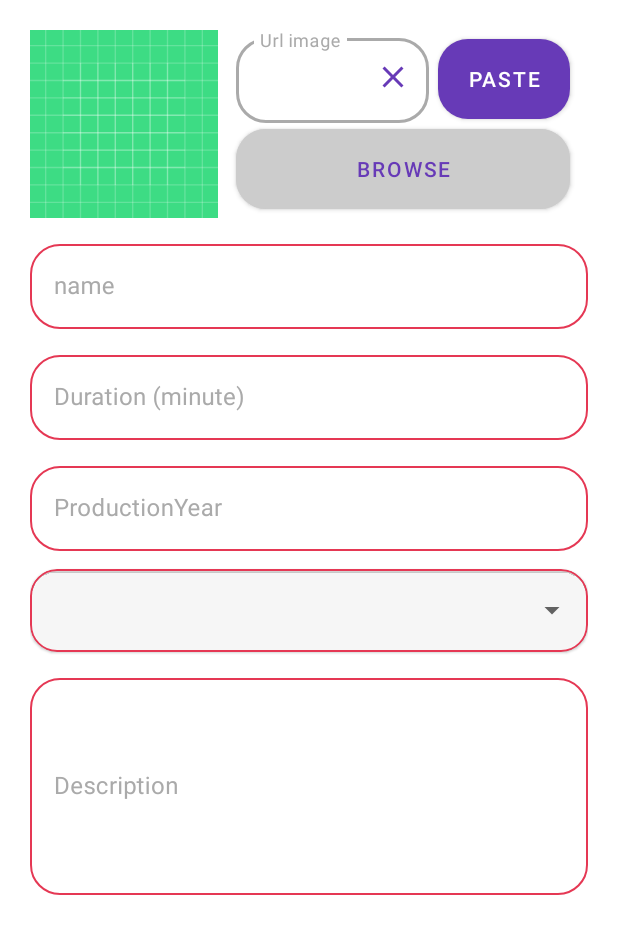
After one commit to LD-Tien/LearnAndroid, an Android app: the AddMovieActivity screen opened directly, with no data from a screen before it, on a phone screen of 412 x 824 dp. The commit adds this screen. Shown: the top 934 px of the screen. Run offline under Robolectric (Android 15) with nearby library versions, the phone set to English and light mode, and no system bars.

Commit message:
Up code giao diện add movie

```diff
--- a/MovieListCRUD/app/src/main/AndroidManifest.xml
+++ b/MovieListCRUD/app/src/main/AndroidManifest.xml
@@ -14,7 +14,7 @@
         android:theme="@style/Theme.MovieListCRUD"
         tools:targetApi="31">
         <activity
-            android:name=".ui.MovieDetailsActivity"
+            android:name=".ui.AddMovieActivity"
             android:exported="false" />
         <activity
             android:name=".ui.MovieDetailsActivity"
--- /dev/null
+++ b/MovieListCRUD/app/src/main/java/com/ldt/movielistcrud/model/Category.java
@@ -0,0 +1,20 @@
+package com.ldt.movielistcrud.model;
+
+public class Category {
+    private String name;
+
+    public Category(String name) {
+        this.name = name;
+    }
+
+    public Category() {
+    }
+
+    public String getName() {
+        return name;
+    }
+
+    public void setName(String name) {
+        this.name = name;
+    }
+}
--- /dev/null
+++ b/MovieListCRUD/app/src/main/java/com/ldt/movielistcrud/ui/AddMovieActivity.java
@@ -0,0 +1,16 @@
+package com.ldt.movielistcrud.ui;
+
+import androidx.appcompat.app.AppCompatActivity;
+
+import android.os.Bundle;
+
+import com.ldt.movielistcrud.R;
+
+public class AddMovieActivity extends AppCompatActivity {
+
+    @Override
+    protected void onCreate(Bundle savedInstanceState) {
+        super.onCreate(savedInstanceState);
+        setContentView(R.layout.activity_add_movie);
+    }
+}
--- a/MovieListCRUD/app/src/main/java/com/ldt/movielistcrud/ui/MovieListFragment.java
+++ b/MovieListCRUD/app/src/main/java/com/ldt/movielistcrud/ui/MovieListFragment.java
@@ -14,8 +14,10 @@ import android.util.Log;
 import android.view.LayoutInflater;
 import android.view.View;
 import android.view.ViewGroup;
+import android.widget.Button;
 import android.widget.Toast;
 
+import com.google.android.material.floatingactionbutton.FloatingActionButton;
 import com.google.firebase.database.ChildEventListener;
 import com.google.firebase.database.DataSnapshot;
 import com.google.firebase.database.DatabaseError;
@@ -34,10 +36,12 @@ import java.util.List;
  * create an instance of this fragment.
  */
 public class MovieListFragment extends Fragment implements MovieRecyclerAdapter.OnMovieListener{
+    private View view;
     private List<Movie> movieList;
     private RecyclerView rcvMovie;
     private MovieRecyclerAdapter movieRecyclerAdapter;
     private DatabaseReference myData = FirebaseDatabase.getInstance().getReference();
+    private FloatingActionButton btnAdd;
 
 
     // TODO: Rename parameter arguments, choose names that match
@@ -94,22 +98,26 @@ public class MovieListFragment extends Fragment implements MovieRecyclerAdapter.
 //        }
 //        movieList = movieDao.getMovies();
 
-
-
         // Inflate the layout for this fragment
-        View view =  inflater.inflate(R.layout.fragment_movie_list, container, false);
-
+        view =  inflater.inflate(R.layout.fragment_movie_list, container, false);
+        anhXa();
 
         movieList = new ArrayList<>();
-
         movieList = getMovies();
-        rcvMovie = view.findViewById(R.id.rcvMovie);
         movieRecyclerAdapter = new MovieRecyclerAdapter(getActivity(), this);
         movieRecyclerAdapter.setData(movieList);
         LinearLayoutManager linearLayoutManager = new LinearLayoutManager(getActivity(), RecyclerView.VERTICAL, false);
         rcvMovie.setLayoutManager(linearLayoutManager);
         rcvMovie.setAdapter(movieRecyclerAdapter);
         rcvMovie.setItemAnimator(new DefaultItemAnimator());
+
+        btnAdd.setOnClickListener(new View.OnClickListener() {
+            @Override
+            public void onClick(View view) {
+                Intent intent = new Intent(getActivity(), AddMovieActivity.class);
+                startActivity(intent);
+            }
+        });
 
         return view;
     }
@@ -156,6 +164,11 @@ public class MovieListFragment extends Fragment implements MovieRecyclerAdapter.
         return movieList;
     }
 
+    private void anhXa() {
+        rcvMovie = view.findViewById(R.id.rcvMovie);
+        btnAdd = view.findViewById(R.id.btnAdd);
+    }
+
     @Override
     public void onMovieClick(int position) {
         Movie movie = movieList.get(position);
--- /dev/null
+++ b/MovieListCRUD/app/src/main/res/drawable/ic_baseline_add_24.xml
@@ -0,0 +1,5 @@
+<vector android:height="24dp" android:tint="@color/white"
+    android:viewportHeight="24" android:viewportWidth="24"
+    android:width="24dp" xmlns:android="http://schemas.android.com/apk/res/android">
+    <path android:fillColor="@android:color/white" android:pathData="M19,13h-6v6h-2v-6H5v-2h6V5h2v6h6v2z"/>
+</vector>
--- /dev/null
+++ b/MovieListCRUD/app/src/main/res/drawable/ic_baseline_close_24.xml
@@ -0,0 +1,5 @@
+<vector android:height="24dp" android:tint="#000000"
+    android:viewportHeight="24" android:viewportWidth="24"
+    android:width="24dp" xmlns:android="http://schemas.android.com/apk/res/android">
+    <path android:fillColor="@android:color/white" android:pathData="M19,6.41L17.59,5 12,10.59 6.41,5 5,6.41 10.59,12 5,17.59 6.41,19 12,13.41 17.59,19 19,17.59 13.41,12z"/>
+</vector>
--- /dev/null
+++ b/MovieListCRUD/app/src/main/res/layout/activity_add_movie.xml
@@ -0,0 +1,239 @@
+<?xml version="1.0" encoding="utf-8"?>
+<androidx.constraintlayout.widget.ConstraintLayout xmlns:android="http://schemas.android.com/apk/res/android"
+    xmlns:app="http://schemas.android.com/apk/res-auto"
+    xmlns:tools="http://schemas.android.com/tools"
+    android:layout_width="match_parent"
+    android:layout_height="match_parent"
+    tools:context=".ui.AddMovieActivity"
+    android:padding="20dp">
+
+    <LinearLayout
+        android:layout_width="match_parent"
+        android:layout_height="wrap_content"
+        app:layout_constraintEnd_toEndOf="parent"
+        app:layout_constraintStart_toStartOf="parent"
+        app:layout_constraintTop_toTopOf="parent"
+        android:orientation="vertical"
+        android:divider="@drawable/empty_tall_divider"
+        android:showDividers="middle">
+
+        <androidx.constraintlayout.widget.ConstraintLayout
+            android:layout_width="match_parent"
+            android:layout_height="wrap_content">
+
+            <ImageView
+                android:id="@+id/imageView"
+                android:layout_width="125dp"
+                android:layout_height="125dp"
+                android:src="@drawable/ic_launcher_background"
+                app:layout_constraintStart_toStartOf="parent"
+                app:layout_constraintTop_toTopOf="parent" />
+
+            <com.google.android.material.textfield.TextInputLayout
+                android:id="@+id/textInputLayout2"
+                style="@style/Widget.MaterialComponents.TextInputLayout.OutlinedBox"
+                android:layout_width="0dp"
+                android:layout_height="wrap_content"
+                android:layout_marginLeft="12dp"
+                android:layout_marginRight="6dp"
+                android:hint="Url image"
+                android:textColorHint="@color/gray_light"
+                app:boxCornerRadiusBottomEnd="20dp"
+                app:boxCornerRadiusBottomStart="20dp"
+                app:boxCornerRadiusTopEnd="20dp"
+                app:boxCornerRadiusTopStart="20dp"
+                app:boxStrokeColor="@color/gray_light"
+                app:hintTextColor="@color/gray_light"
+                app:layout_constraintEnd_toStartOf="@+id/btnPaste"
+                app:layout_constraintStart_toEndOf="@+id/imageView"
+                app:layout_constraintTop_toTopOf="parent">
+
+                <com.google.android.material.textfield.TextInputEditText
+                    android:id="@+id/edtUrl"
+                    android:layout_width="match_parent"
+                    android:layout_height="wrap_content"
+                    android:textColor="@color/light" />
+            </com.google.android.material.textfield.TextInputLayout>
+
+            <ImageButton
+                android:layout_width="wrap_content"
+                android:layout_height="wrap_content"
+                android:background="#00FFFFFF"
+                android:src="@drawable/ic_baseline_close_24"
+                app:layout_constraintBottom_toBottomOf="@+id/textInputLayout2"
+                app:layout_constraintEnd_toEndOf="@+id/textInputLayout2"
+                app:layout_constraintTop_toTopOf="@+id/textInputLayout2"
+                android:layout_marginRight="12dp"
+                app:tint="@color/colorPrimary" />
+
+            <com.google.android.material.button.MaterialButton
+                android:id="@+id/btnPaste"
+                android:layout_width="0dp"
+                android:layout_height="65dp"
+                android:layout_marginLeft="6dp"
+                android:layout_marginRight="12dp"
+                android:text="Paste"
+                android:textColor="@color/white"
+                app:cornerRadius="20dp"
+                app:layout_constraintEnd_toEndOf="parent"
+                app:layout_constraintTop_toTopOf="parent" />
+
+            <com.google.android.material.button.MaterialButton
+                android:id="@+id/btnBrowse"
+                android:layout_width="0dp"
+                android:layout_height="65dp"
+                android:layout_marginLeft="12dp"
+                android:layout_marginRight="12dp"
+                android:backgroundTint="@color/light"
+                android:text="Browse"
+                android:textColor="@color/colorPrimary"
+                app:cornerRadius="20dp"
+                app:layout_constraintBottom_toBottomOf="parent"
+                app:layout_constraintEnd_toEndOf="parent"
+                app:layout_constraintStart_toEndOf="@+id/imageView" />
+
+        </androidx.constraintlayout.widget.ConstraintLayout>
+
+        <com.google.android.material.textfield.TextInputLayout
+            style="@style/Widget.MaterialComponents.TextInputLayout.OutlinedBox"
+            android:layout_width="match_parent"
+            android:layout_height="wrap_content"
+            android:hint="name"
+            android:textColorHint="@color/gray_light"
+            app:boxCornerRadiusBottomEnd="20dp"
+            app:boxCornerRadiusBottomStart="20dp"
+            app:boxCornerRadiusTopEnd="20dp"
+            app:boxCornerRadiusTopStart="20dp"
+            app:boxStrokeColor="@color/gray_light"
+            app:hintTextColor="@color/gray_light"
+            app:layout_constraintEnd_toEndOf="parent"
+            app:layout_constraintStart_toStartOf="parent"
+            app:layout_constraintTop_toTopOf="parent">
+
+            <com.google.android.material.textfield.TextInputEditText
+                android:id="@+id/edtName"
+                android:layout_width="match_parent"
+                android:layout_height="wrap_content"
+                android:textColor="@color/light" />
+        </com.google.android.material.textfield.TextInputLayout>
+
+        <com.google.android.material.textfield.TextInputLayout
+            style="@style/Widget.MaterialComponents.TextInputLayout.OutlinedBox"
+            android:layout_width="match_parent"
+            android:layout_height="wrap_content"
+            android:hint="Duration (minute)"
+            android:textColorHint="@color/gray_light"
+            app:boxCornerRadiusBottomEnd="20dp"
+            app:boxCornerRadiusBottomStart="20dp"
+            app:boxCornerRadiusTopEnd="20dp"
+            app:boxCornerRadiusTopStart="20dp"
+            app:boxStrokeColor="@color/gray_light"
+            app:hintTextColor="@color/gray_light"
+            app:layout_constraintEnd_toEndOf="parent"
+            app:layout_constraintStart_toStartOf="parent"
+            app:layout_constraintTop_toTopOf="parent">
+
+            <com.google.android.material.textfield.TextInputEditText
+                android:id="@+id/edtDuration"
+                android:layout_width="match_parent"
+                android:layout_height="wrap_content"
+                android:textColor="@color/light"
+                android:inputType="number"
+                />
+        </com.google.android.material.textfield.TextInputLayout>
+
+        <com.google.android.material.textfield.TextInputLayout
+            style="@style/Widget.MaterialComponents.TextInputLayout.OutlinedBox"
+            android:layout_width="match_parent"
+            android:layout_height="wrap_content"
+            android:hint="ProductionYear"
+            android:textColorHint="@color/gray_light"
+            app:boxCornerRadiusBottomEnd="20dp"
+            app:boxCornerRadiusBottomStart="20dp"
+            app:boxCornerRadiusTopEnd="20dp"
+            app:boxCornerRadiusTopStart="20dp"
+            app:boxStrokeColor="@color/gray_light"
+            app:hintTextColor="@color/gray_light"
+            app:layout_constraintEnd_toEndOf="parent"
+            app:layout_constraintStart_toStartOf="parent"
+            app:layout_constraintTop_toTopOf="parent">
+
+            <com.google.android.material.textfield.TextInputEditText
+                android:id="@+id/edtProductionYear"
+                android:layout_width="match_parent"
+                android:layout_height="wrap_content"
+                android:textColor="@color/light"
+                android:inputType="number"
+                android:maxLength="4"
+                />
+        </com.google.android.material.textfield.TextInputLayout>
+
+<!--        <com.google.android.material.textfield.TextInputLayout-->
+<!--            style="@style/Widget.MaterialComponents.TextInputLayout.OutlinedBox"-->
+<!--            android:layout_width="match_parent"-->
+<!--            android:layout_height="wrap_content"-->
+<!--            android:hint="Categories"-->
+<!--            android:textColorHint="@color/gray_light"-->
+<!--            app:boxCornerRadiusBottomEnd="20dp"-->
+<!--            app:boxCornerRadiusBottomStart="20dp"-->
+<!--            app:boxCornerRadiusTopEnd="20dp"-->
+<!--            app:boxCornerRadiusTopStart="20dp"-->
+<!--            app:boxStrokeColor="@color/gray_light"-->
+<!--            app:hintTextColor="@color/gray_light"-->
+<!--            app:layout_constraintEnd_toEndOf="parent"-->
+<!--            app:layout_constraintStart_toStartOf="parent"-->
+<!--            app:layout_constraintTop_toTopOf="parent">-->
+
+<!--            <com.google.android.material.textfield.TextInputEditText-->
+<!--                android:id="@+id/edtCategories"-->
+<!--                android:layout_width="match_parent"-->
+<!--                android:layout_height="wrap_content"-->
+<!--                android:textColor="@color/light"/>-->
+<!--        </com.google.android.material.textfield.TextInputLayout>-->
+
+
+        <com.google.android.material.card.MaterialCardView
+            android:layout_width="match_parent"
+            android:layout_height="wrap_content"
+            app:cardCornerRadius="18dp"
+            app:strokeWidth="1dp"
+            app:strokeColor="@color/tomato"
+            android:backgroundTint="#00E53854">
+
+            <androidx.appcompat.widget.AppCompatSpinner
+                android:layout_width="match_parent"
+                android:layout_height="55dp" />
+
+        </com.google.android.material.card.MaterialCardView>
+
+
+        <com.google.android.material.textfield.TextInputLayout
+            style="@style/Widget.MaterialComponents.TextInputLayout.OutlinedBox"
+            android:layout_width="match_parent"
+            android:layout_height="150dp"
+            android:hint="Description"
+            android:textColorHint="@color/gray_light"
+            app:boxCornerRadiusBottomEnd="20dp"
+            app:boxCornerRadiusBottomStart="20dp"
+            app:boxCornerRadiusTopEnd="20dp"
+            app:boxCornerRadiusTopStart="20dp"
+            app:boxStrokeColor="@color/gray_light"
+            app:hintTextColor="@color/gray_light"
+            app:layout_constraintEnd_toEndOf="parent"
+            app:layout_constraintStart_toStartOf="parent"
+            app:layout_constraintTop_toTopOf="parent">
+
+            <com.google.android.material.textfield.TextInputEditText
+                android:id="@+id/edtDescription"
+                android:layout_width="match_parent"
+                android:layout_height="match_parent"
+                android:textColor="@color/light"
+                android:inputType="textMultiLine"
+                android:scrollbars="vertical"/>
+        </com.google.android.material.textfield.TextInputLayout>
+
+    </LinearLayout>
+
+
+
+</androidx.constraintlayout.widget.ConstraintLayout>
--- a/MovieListCRUD/app/src/main/res/layout/fragment_movie_list.xml
+++ b/MovieListCRUD/app/src/main/res/layout/fragment_movie_list.xml
@@ -12,8 +12,19 @@
         android:layout_width="match_parent"
         android:layout_height="wrap_content"
         tools:listitem="@layout/movie_item"
-        android:layoutAnimation="@anim/slide_in"
         android:layout_marginLeft="12dp"
         android:layout_marginRight="12dp"
         />
+
+    <com.google.android.material.floatingactionbutton.FloatingActionButton
+        android:id="@+id/btnAdd"
+        android:layout_width="100dp"
+        android:layout_height="100dp"
+        android:layout_margin="24dp"
+        android:backgroundTint="@color/colorPrimary"
+        android:src="@drawable/ic_baseline_add_24"
+        android:tintMode="@color/white"
+
+        android:layout_alignParentBottom="true"
+        android:layout_alignParentRight="true"/>
 </RelativeLayout>
```
